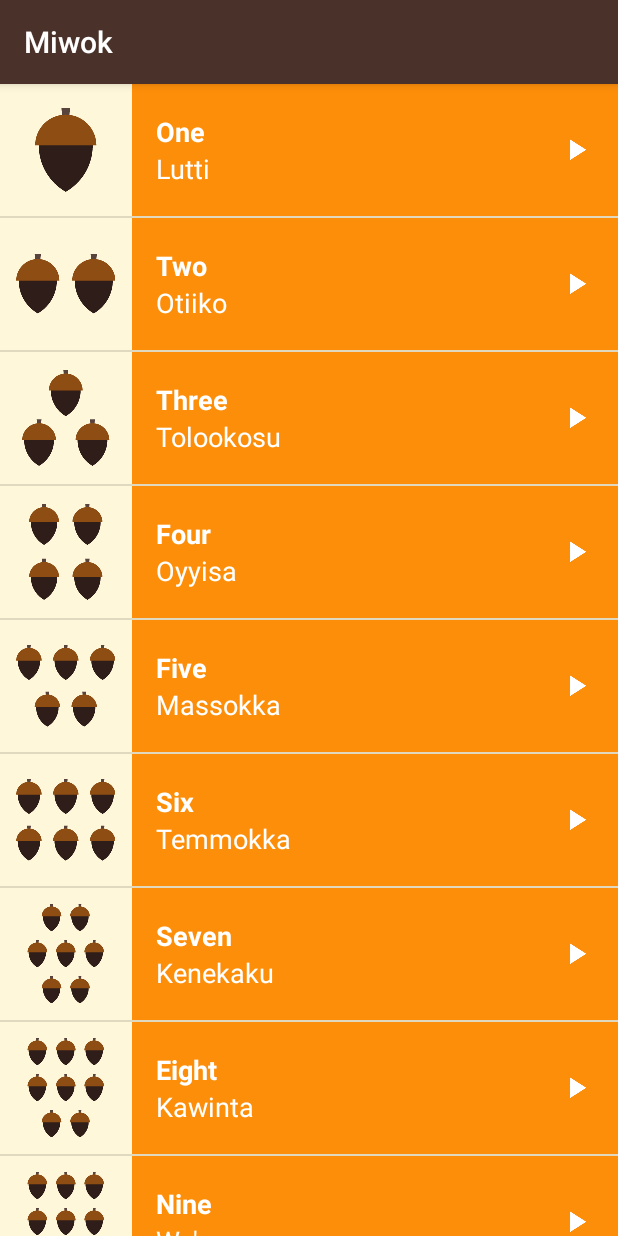
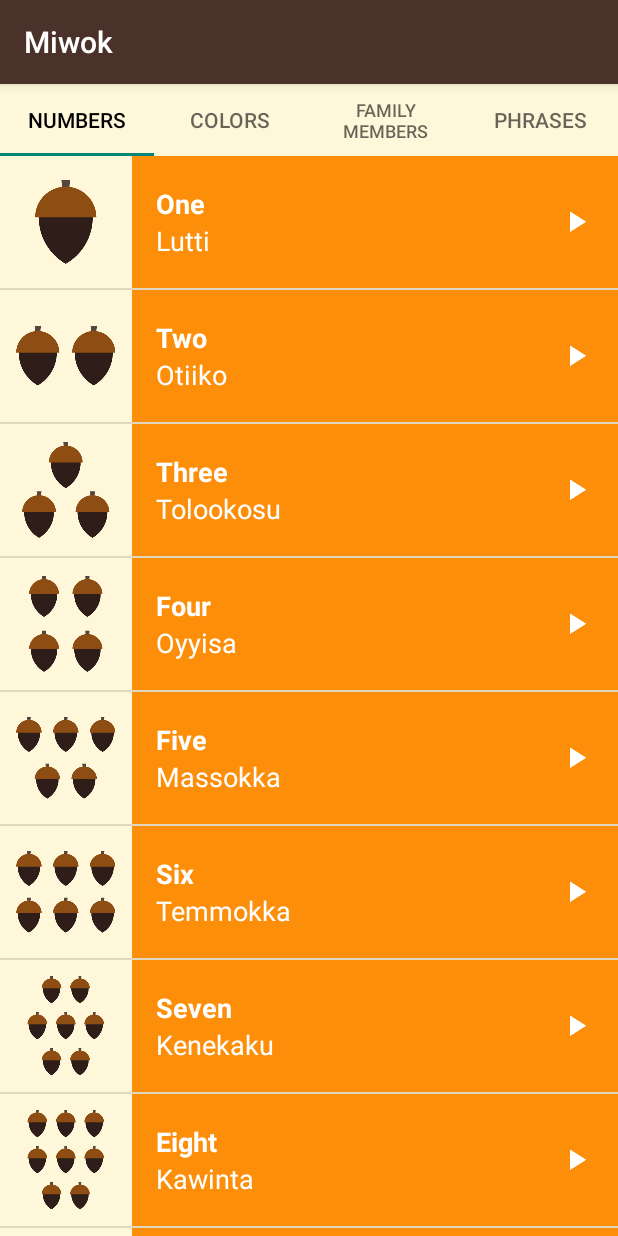
Before and after one commit to shastaclokey1/AndroidAppDev, an Android app: the screen it shows after launch (MainActivity), on a phone screen of 412 x 824 dp. Run offline under Robolectric (Android 15) with nearby library versions, the phone set to English and light mode, and no system bars.

Commit message:
added a navigation bar to the app

```diff
--- a/Miwok_language_app/app/src/main/java/com/example/android/miwok/CategoryAdapter.java
+++ b/Miwok_language_app/app/src/main/java/com/example/android/miwok/CategoryAdapter.java
@@ -1,5 +1,8 @@
 package com.example.android.miwok;
 
+import android.os.Bundle;
+import android.os.PersistableBundle;
+import android.support.design.widget.TabLayout;
 import android.support.v4.app.Fragment;
 import android.support.v4.app.FragmentManager;
 import android.support.v4.app.FragmentPagerAdapter;
@@ -10,6 +13,9 @@ import android.support.v4.app.FragmentPagerAdapter;
 
 public class CategoryAdapter extends FragmentPagerAdapter
 {
+    final int PAGE_COUNT = 4;
+    private String tabTitles[] = new String[] { "Numbers", "Colors", "Family Members", "Phrases" };
+
     public CategoryAdapter(FragmentManager fm)
     {
         super(fm);
@@ -29,7 +35,14 @@ public class CategoryAdapter extends FragmentPagerAdapter
     }
 
     @Override
+    public CharSequence getPageTitle(int position)
+    {
+        // Generate title based on item position
+        return tabTitles[position];
+    }
+
+    @Override
     public int getCount() {
-        return 4;
+        return PAGE_COUNT;
     }
 }
--- a/Miwok_language_app/app/src/main/java/com/example/android/miwok/ColorsFragment.java
+++ b/Miwok_language_app/app/src/main/java/com/example/android/miwok/ColorsFragment.java
@@ -5,7 +5,9 @@ import android.content.Context;
 import android.media.AudioManager;
 import android.media.MediaPlayer;
 import android.os.Bundle;
+import android.support.design.widget.TabLayout;
 import android.support.v4.app.Fragment;
+import android.support.v4.content.ContextCompat;
 import android.view.LayoutInflater;
 import android.view.View;
 import android.view.ViewGroup;
--- a/Miwok_language_app/app/src/main/java/com/example/android/miwok/FamilyMembersFragment.java
+++ b/Miwok_language_app/app/src/main/java/com/example/android/miwok/FamilyMembersFragment.java
@@ -5,7 +5,9 @@ import android.content.Context;
 import android.media.AudioManager;
 import android.media.MediaPlayer;
 import android.os.Bundle;
+import android.support.design.widget.TabLayout;
 import android.support.v4.app.Fragment;
+import android.support.v4.content.ContextCompat;
 import android.view.LayoutInflater;
 import android.view.View;
 import android.view.ViewGroup;
--- a/Miwok_language_app/app/src/main/java/com/example/android/miwok/MainActivity.java
+++ b/Miwok_language_app/app/src/main/java/com/example/android/miwok/MainActivity.java
@@ -18,6 +18,7 @@ package com.example.android.miwok;
 import android.content.Intent;
 import android.media.MediaPlayer;
 import android.os.Bundle;
+import android.support.design.widget.TabLayout;
 import android.support.v4.view.ViewPager;
 import android.support.v7.app.AppCompatActivity;
 import android.view.View;
@@ -45,6 +46,10 @@ public class MainActivity extends AppCompatActivity
 
         // Set the adapter onto the view pager
         viewPager.setAdapter(adapter);
+
+        // Give the TabLayout the ViewPager
+        TabLayout tabLayout = (TabLayout) findViewById(R.id.sliding_tabs);
+        tabLayout.setupWithViewPager(viewPager);
     }
 
 
--- a/Miwok_language_app/app/src/main/java/com/example/android/miwok/NumbersFragment.java
+++ b/Miwok_language_app/app/src/main/java/com/example/android/miwok/NumbersFragment.java
@@ -5,7 +5,9 @@ import android.content.Context;
 import android.media.AudioManager;
 import android.media.MediaPlayer;
 import android.os.Bundle;
+import android.support.design.widget.TabLayout;
 import android.support.v4.app.Fragment;
+import android.support.v4.content.ContextCompat;
 import android.view.LayoutInflater;
 import android.view.View;
 import android.view.ViewGroup;
--- a/Miwok_language_app/app/src/main/java/com/example/android/miwok/PhrasesFragment.java
+++ b/Miwok_language_app/app/src/main/java/com/example/android/miwok/PhrasesFragment.java
@@ -5,7 +5,9 @@ import android.content.Context;
 import android.media.AudioManager;
 import android.media.MediaPlayer;
 import android.os.Bundle;
+import android.support.design.widget.TabLayout;
 import android.support.v4.app.Fragment;
+import android.support.v4.content.ContextCompat;
 import android.view.LayoutInflater;
 import android.view.View;
 import android.view.ViewGroup;
--- a/Miwok_language_app/app/src/main/res/layout/activity_main.xml
+++ b/Miwok_language_app/app/src/main/res/layout/activity_main.xml
@@ -2,11 +2,20 @@
 
 <LinearLayout
     xmlns:android="http://schemas.android.com/apk/res/android"
+    xmlns:app="http://schemas.android.com/apk/res-auto"
     xmlns:tools="http://schemas.android.com/tools"
     android:layout_width="match_parent"
     android:layout_height="match_parent"
     android:orientation="vertical"
     tools:context="com.example.android.miwok.MainActivity">
+
+    <android.support.design.widget.TabLayout
+        android:id="@+id/sliding_tabs"
+        android:layout_width="match_parent"
+        android:layout_height="wrap_content"
+        android:background="@color/tan_background"
+        app:tabSelectedTextColor="@android:color/black"
+        app:tabMode="fixed" />
 
     <android.support.v4.view.ViewPager
         android:id="@+id/viewpager"
```
Also changed, not shown: Miwok_language_app/app/src/main/res/layout/activity_category.xml (deleted, +0 -8 lines).
